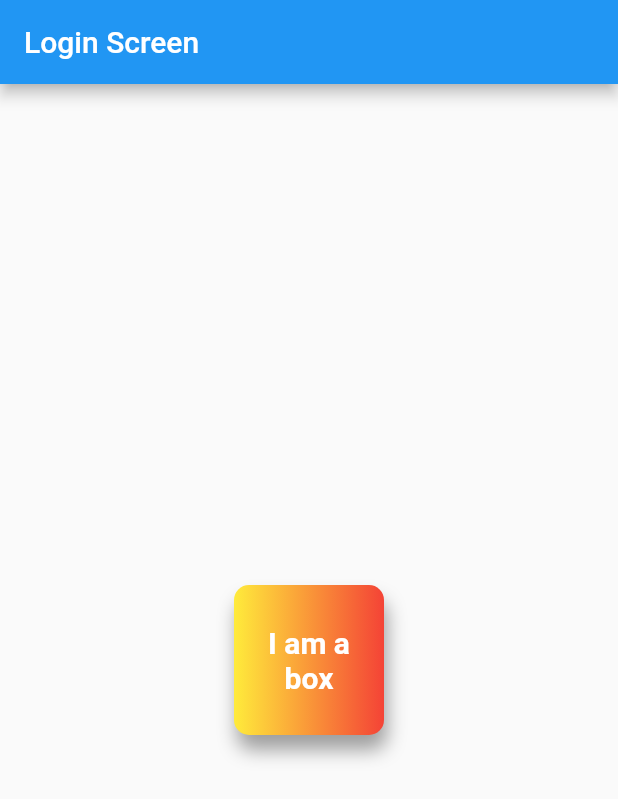
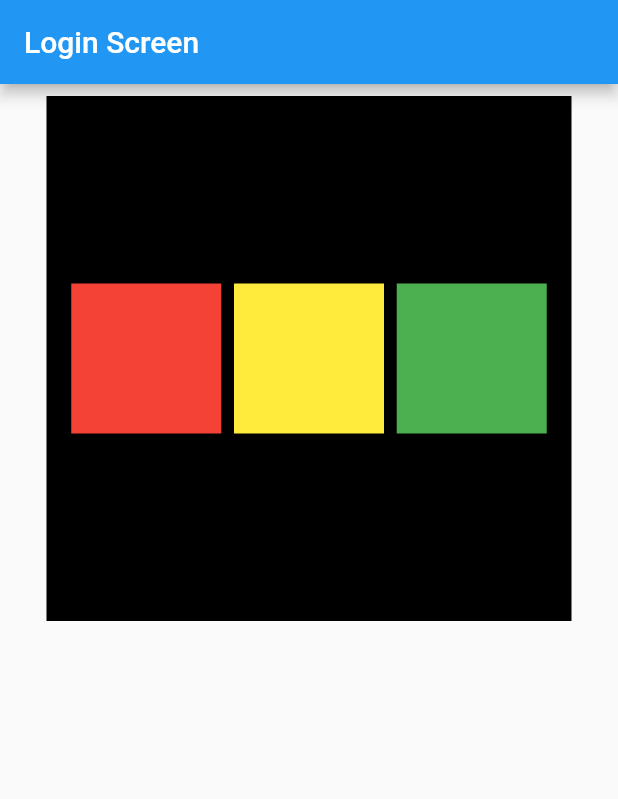
Before and after one commit to ShivamJaysawal/flutter_app, a Flutter app: the screen it shows after launch, on a phone screen of 412 x 824 dp. Shown: the top 799 px of the screen. Run offline on Flutter 3.47's test engine with Material 2 defaults, Android fonts, the phone set to English and light mode, and no system bars.

Commit message:
chapter 3 completed

```diff
--- a/lib/main.dart
+++ b/lib/main.dart
@@ -15,26 +15,45 @@ class HomePage extends StatelessWidget {
       appBar: AppBar(
         title: Text("Login Screen"),
       ),
-      body: Center(
-        child: Container(
+      body: Padding(
+        padding: const EdgeInsets.all(8.0),
+        child: Align(
+          alignment: Alignment.topCenter,
+          child: Container(
+            color: Colors.black,
+            width: 350,
+            height: 350,
+            child: Padding(
+              padding: const EdgeInsets.all(8.0),
+              child: Row(
+                mainAxisAlignment: MainAxisAlignment.spaceEvenly,
+                crossAxisAlignment: CrossAxisAlignment.center,
+                children: <Widget>[
+                  Container(
 
-          width: 100,
-          height: 100,
-          padding: EdgeInsets.all(8),
-          alignment:Alignment.center ,
-          decoration: BoxDecoration(
-           borderRadius:BorderRadius.circular(10),
-            boxShadow: [BoxShadow(color: Colors.grey, blurRadius: 10,offset: Offset(2.0,10.0))],
-            color: Colors.teal,
-            gradient: LinearGradient(
-              colors: [Colors.yellow,Colors.red]
-            )
+                    width: 100,
+                    height: 100,
+                    padding: EdgeInsets.all(8),
+                    color: Colors.red,
+                  ),
+                  Container(
+
+                    width: 100,
+                    height: 100,
+                    padding: EdgeInsets.all(8),
+                    color: Colors.yellow,
+                  ),
+                  Container(
+
+                    width: 100,
+                    height: 100,
+                    padding: EdgeInsets.all(8),
+                    color: Colors.green,
+                  )
+                ],
+              ),
+            ),
           ),
-          child: Text("I am a box",textAlign: TextAlign.center,style: TextStyle(
-            color: Colors.white,
-            fontWeight:FontWeight.bold,
-            fontSize: 20
-          ),),
         ),
       )
     );
```
